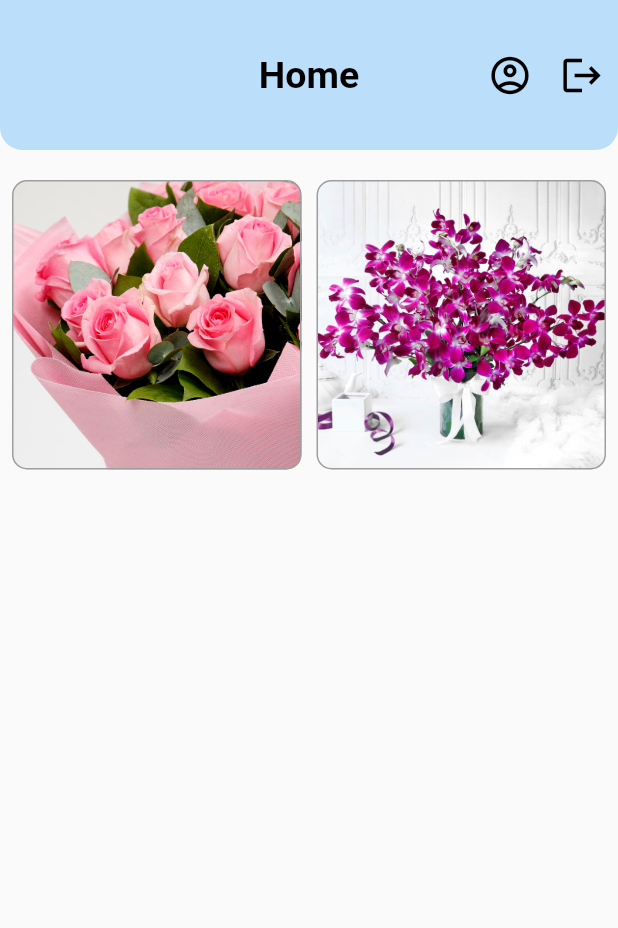
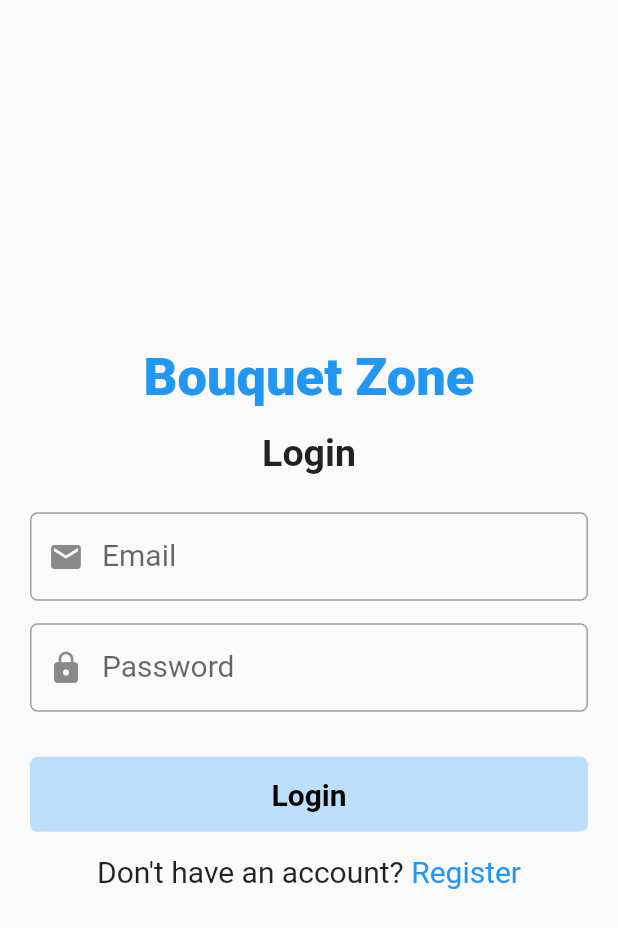
Before and after one commit to sangeeta2701/flower_splash, a Flutter app: the screen it shows after launch, on a phone screen of 412 x 824 dp. Shown: the top 928 px of the screen. Run offline on Flutter 3.47's test engine with Material 2 defaults, Android fonts, the phone set to English and light mode, and no system bars.

Commit message:
Flower Bouquet Shopping

```diff
--- a/lib/main.dart
+++ b/lib/main.dart
@@ -1,5 +1,6 @@
 import 'package:flutter/material.dart';
 import 'package:splash_screen/screens/home_screen.dart';
+import 'package:splash_screen/screens/login_screen.dart';
 import 'package:splash_screen/screens/splash_screen.dart';
 
 void main() {
@@ -18,7 +19,7 @@ class _MyAppState extends State<MyApp> {
   Widget build(BuildContext context) {
     return MaterialApp(
       debugShowCheckedModeBanner: false,
-      home: HomeScreen(),
+      home: LoginScreen(),
     );
   }
 }
--- /dev/null
+++ b/lib/screens/login_screen.dart
@@ -0,0 +1,116 @@
+import 'package:flutter/material.dart';
+import 'package:splash_screen/screens/home_screen.dart';
+import 'package:splash_screen/screens/register_screen.dart';
+import 'package:splash_screen/text_field_input.dart';
+
+class LoginScreen extends StatelessWidget {
+  LoginScreen({Key? key}) : super(key: key);
+
+  final TextEditingController _emailController = TextEditingController();
+  final TextEditingController _passwordController = TextEditingController();
+
+  @override
+  Widget build(BuildContext context) {
+    return Scaffold(
+      body: Container(
+        alignment: Alignment.center,
+        child: SingleChildScrollView(
+          child: Column(
+            mainAxisAlignment: MainAxisAlignment.center,
+            children: [
+              Text(
+                "Bouquet Zone",
+                style: TextStyle(
+                    fontSize: 35,
+                    color: Colors.blue,
+                    fontWeight: FontWeight.w900),
+              ),
+              const SizedBox(
+                height: 15,
+              ),
+              const Text(
+                "Login",
+                style: TextStyle(fontSize: 25, fontWeight: FontWeight.w700),
+              ),
+              const SizedBox(
+                height: 25,
+              ),
+              Container(
+                width: MediaQuery.of(context).size.width,
+                margin: const EdgeInsets.only(left: 20, right: 20),
+                child: TextInput(
+                  lableText: "Email",
+                  icon: Icons.email,
+                  controller: _emailController,
+                ),
+              ),
+              const SizedBox(
+                height: 15,
+              ),
+              Container(
+                  width: MediaQuery.of(context).size.width,
+                  margin: const EdgeInsets.only(left: 20, right: 20),
+                  child: TextInput(
+                      controller: _passwordController,
+                      lableText: "Password",
+                      icon: Icons.lock)),
+              const SizedBox(
+                height: 30,
+              ),
+              Container(
+                width: MediaQuery.of(context).size.width - 40,
+                height: 50,
+                decoration: BoxDecoration(
+                  color: Colors.blue.shade100,
+                  borderRadius: const BorderRadius.all(
+                    Radius.circular(5),
+                  ),
+                ),
+                child: InkWell(
+                  onTap: () {
+                    Navigator.push(context,
+                        MaterialPageRoute(builder: (context) => HomeScreen()));
+                  },
+                  child: const Center(
+                    child: Text(
+                      "Login",
+                      style: TextStyle(
+                        color: Colors.black,
+                        fontSize: 20,
+                        fontWeight: FontWeight.w700,
+                      ),
+                    ),
+                  ),
+                ),
+              ),
+              const SizedBox(
+                height: 15,
+              ),
+              Row(
+                mainAxisAlignment: MainAxisAlignment.center,
+                children: [
+                  const Text(
+                    "Don't have an account? ",
+                    style: TextStyle(fontSize: 20),
+                  ),
+                  InkWell(
+                    onTap: () {
+                      Navigator.push(
+                          context,
+                          MaterialPageRoute(
+                              builder: (context) => RegisterScreen()));
+                    },
+                    child: Text(
+                      "Register",
+                      style: TextStyle(fontSize: 20, color: Colors.blue),
+                    ),
+                  ),
+                ],
+              ),
+            ],
+          ),
+        ),
+      ),
+    );
+  }
+}
--- /dev/null
+++ b/lib/text_field_input.dart
@@ -0,0 +1,38 @@
+import 'package:flutter/material.dart';
+
+class TextInput extends StatelessWidget {
+  final TextEditingController controller;
+  final String lableText;
+  final bool isObsecure;
+  final IconData icon;
+  const TextInput(
+      {Key? key,
+      required this.controller,
+      required this.lableText,
+      required this.icon,
+      this.isObsecure = false})
+      : super(key: key);
+
+  @override
+  Widget build(BuildContext context) {
+    return TextField(
+      controller: controller,
+      decoration: InputDecoration(
+        labelText: lableText,
+        prefixIcon: Icon(icon),
+        labelStyle: const TextStyle(fontSize: 20),
+        enabledBorder: OutlineInputBorder(
+            borderRadius: BorderRadius.circular(5),
+            borderSide: const BorderSide(
+              color: Colors.grey,
+            )),
+        focusedBorder: OutlineInputBorder(
+            borderRadius: BorderRadius.circular(5),
+            borderSide: const BorderSide(
+              color: Colors.grey,
+            )),
+      ),
+      obscureText: isObsecure,
+    );
+  }
+}
--- a/pubspec.yaml
+++ b/pubspec.yaml
@@ -37,6 +37,8 @@ dependencies:
   animated_splash_screen: ^1.3.0
   lottie: ^1.4.1
   flutter_native_splash: ^2.2.7
+  image_picker: ^0.8.5+3
+
 
 dev_dependencies:
   flutter_test:
```
Also changed, not shown: lib/screens/detail_screen.dart (+13 -4 lines), lib/screens/home_screen.dart (+25 -3 lines), lib/screens/register_screen.dart (added, +159 -0 lines), assets/dp.png (added), pubspec.lock.
